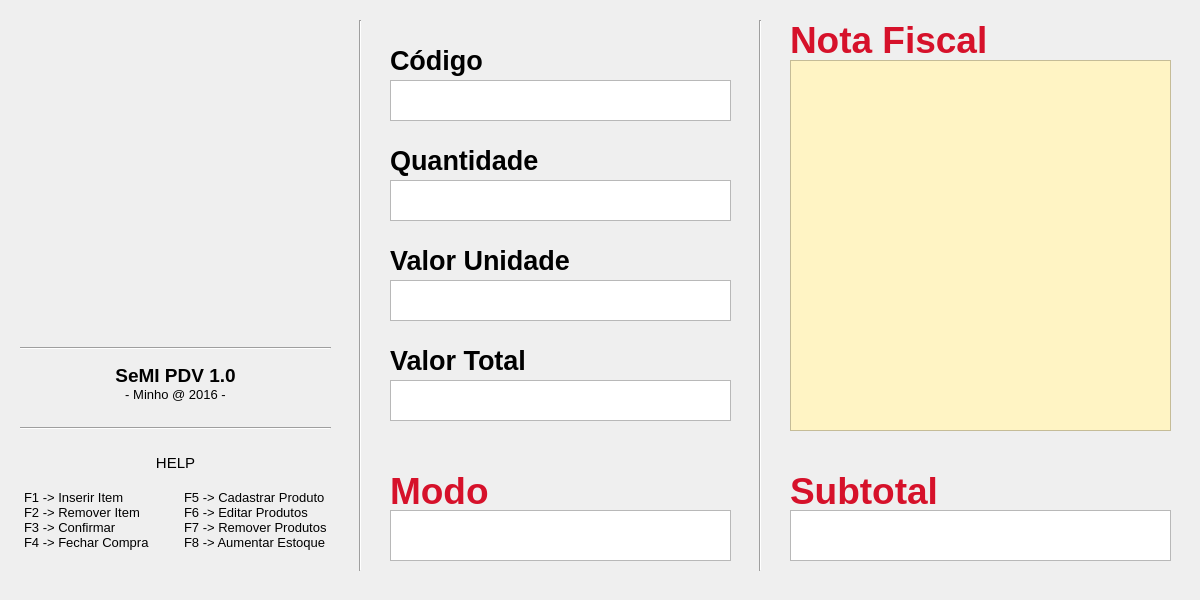
This is MainWindow.ui in TioMinho/SeMI_PDV as Qt 5 draws it before an edit. The edited form follows.
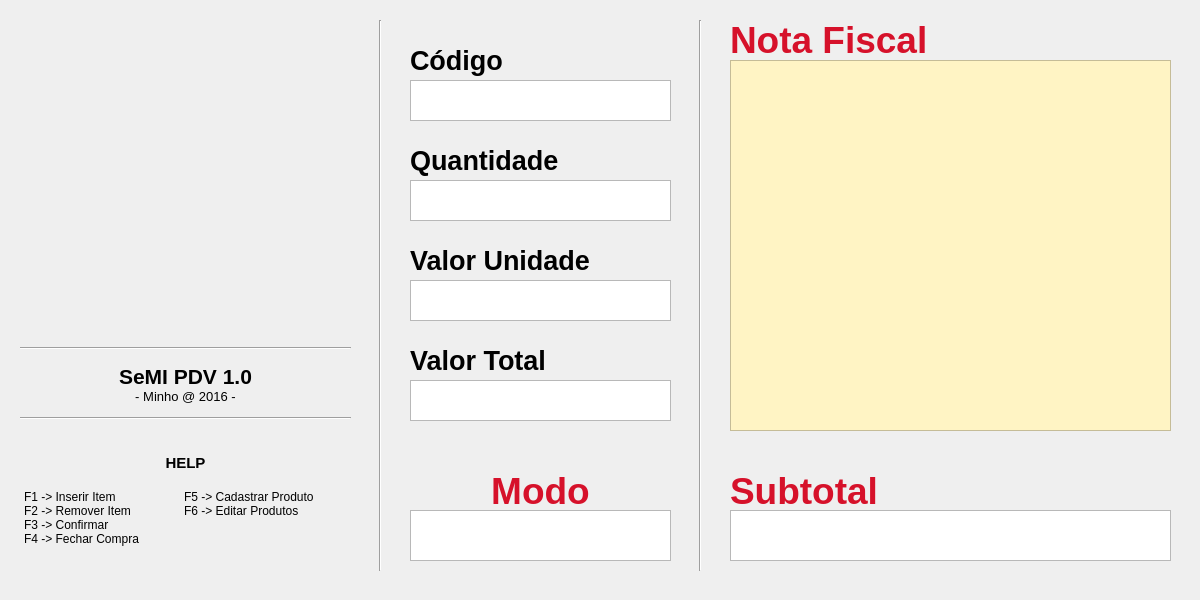
This is the edited form. Icons and pictures are not drawn.

```diff
--- a/MainWindow.ui
+++ b/MainWindow.ui
@@ -17,9 +17,9 @@
    <widget class="QTextEdit" name="notaFiscalText">
     <property name="geometry">
      <rect>
-      <x>790</x>
+      <x>730</x>
       <y>60</y>
-      <width>381</width>
+      <width>441</width>
       <height>371</height>
      </rect>
     </property>
@@ -29,13 +29,20 @@
     <property name="readOnly">
      <bool>true</bool>
     </property>
+    <property name="html">
+     <string>&lt;!DOCTYPE HTML PUBLIC &quot;-//W3C//DTD HTML 4.0//EN&quot; &quot;http://www.w3.org/TR/REC-html40/strict.dtd&quot;&gt;
+&lt;html&gt;&lt;head&gt;&lt;meta name=&quot;qrichtext&quot; content=&quot;1&quot; /&gt;&lt;style type=&quot;text/css&quot;&gt;
+p, li { white-space: pre-wrap; }
+&lt;/style&gt;&lt;/head&gt;&lt;body style=&quot; font-family:'Sans Serif'; font-size:9pt; font-weight:400; font-style:normal;&quot;&gt;
+&lt;p style=&quot;-qt-paragraph-type:empty; margin-top:0px; margin-bottom:0px; margin-left:0px; margin-right:0px; -qt-block-indent:0; text-indent:0px;&quot;&gt;&lt;br /&gt;&lt;/p&gt;&lt;/body&gt;&lt;/html&gt;</string>
+    </property>
    </widget>
    <widget class="QLabel" name="notaFiscalLabel">
     <property name="geometry">
      <rect>
-      <x>790</x>
+      <x>730</x>
       <y>19</y>
-      <width>211</width>
+      <width>401</width>
       <height>41</height>
      </rect>
     </property>
@@ -46,9 +53,9 @@
    <widget class="QLabel" name="subtotalLabel">
     <property name="geometry">
      <rect>
-      <x>790</x>
+      <x>730</x>
       <y>470</y>
-      <width>211</width>
+      <width>441</width>
       <height>41</height>
      </rect>
     </property>
@@ -59,9 +66,9 @@
    <widget class="QTextEdit" name="subtotalText">
     <property name="geometry">
      <rect>
-      <x>790</x>
+      <x>730</x>
       <y>510</y>
-      <width>381</width>
+      <width>441</width>
       <height>51</height>
      </rect>
     </property>
@@ -72,11 +79,18 @@
     <property name="readOnly">
      <bool>true</bool>
     </property>
+    <property name="html">
+     <string>&lt;!DOCTYPE HTML PUBLIC &quot;-//W3C//DTD HTML 4.0//EN&quot; &quot;http://www.w3.org/TR/REC-html40/strict.dtd&quot;&gt;
+&lt;html&gt;&lt;head&gt;&lt;meta name=&quot;qrichtext&quot; content=&quot;1&quot; /&gt;&lt;style type=&quot;text/css&quot;&gt;
+p, li { white-space: pre-wrap; }
+&lt;/style&gt;&lt;/head&gt;&lt;body style=&quot; font-family:'Sans Serif'; font-size:9pt; font-weight:400; font-style:normal;&quot;&gt;
+&lt;p align=&quot;right&quot; style=&quot;-qt-paragraph-type:empty; margin-top:0px; margin-bottom:0px; margin-left:0px; margin-right:0px; -qt-block-indent:0; text-indent:0px;&quot;&gt;&lt;br /&gt;&lt;/p&gt;&lt;/body&gt;&lt;/html&gt;</string>
+    </property>
    </widget>
    <widget class="Line" name="line4">
     <property name="geometry">
      <rect>
-      <x>750</x>
+      <x>690</x>
       <y>20</y>
       <width>20</width>
       <height>551</height>
@@ -89,12 +103,22 @@
    <widget class="QTextEdit" name="codigoText">
     <property name="geometry">
      <rect>
-      <x>390</x>
+      <x>410</x>
       <y>80</y>
-      <width>341</width>
+      <width>261</width>
       <height>41</height>
      </rect>
     </property>
+    <property name="readOnly">
+     <bool>true</bool>
+    </property>
+    <property name="html">
+     <string>&lt;!DOCTYPE HTML PUBLIC &quot;-//W3C//DTD HTML 4.0//EN&quot; &quot;http://www.w3.org/TR/REC-html40/strict.dtd&quot;&gt;
+&lt;html&gt;&lt;head&gt;&lt;meta name=&quot;qrichtext&quot; content=&quot;1&quot; /&gt;&lt;style type=&quot;text/css&quot;&gt;
+p, li { white-space: pre-wrap; }
+&lt;/style&gt;&lt;/head&gt;&lt;body style=&quot; font-family:'Sans Serif'; font-size:9pt; font-weight:400; font-style:normal;&quot;&gt;
+&lt;p align=&quot;right&quot; style=&quot;-qt-paragraph-type:empty; margin-top:0px; margin-bottom:0px; margin-left:0px; margin-right:0px; -qt-block-indent:0; text-indent:0px;&quot;&gt;&lt;br /&gt;&lt;/p&gt;&lt;/body&gt;&lt;/html&gt;</string>
+    </property>
     <property name="textInteractionFlags">
      <set>Qt::TextEditable|Qt::TextSelectableByKeyboard</set>
     </property>
@@ -102,9 +126,9 @@
    <widget class="QLabel" name="codigoLabel">
     <property name="geometry">
      <rect>
-      <x>390</x>
+      <x>410</x>
       <y>40</y>
-      <width>211</width>
+      <width>261</width>
       <height>41</height>
      </rect>
     </property>
@@ -115,9 +139,9 @@
    <widget class="QLabel" name="qtdLabel">
     <property name="geometry">
      <rect>
-      <x>390</x>
+      <x>410</x>
       <y>140</y>
-      <width>211</width>
+      <width>261</width>
       <height>41</height>
      </rect>
     </property>
@@ -128,12 +152,22 @@
    <widget class="QTextEdit" name="qtdText">
     <property name="geometry">
      <rect>
-      <x>390</x>
+      <x>410</x>
       <y>180</y>
-      <width>341</width>
+      <width>261</width>
       <height>41</height>
      </rect>
     </property>
+    <property name="readOnly">
+     <bool>true</bool>
+    </property>
+    <property name="html">
+     <string>&lt;!DOCTYPE HTML PUBLIC &quot;-//W3C//DTD HTML 4.0//EN&quot; &quot;http://www.w3.org/TR/REC-html40/strict.dtd&quot;&gt;
+&lt;html&gt;&lt;head&gt;&lt;meta name=&quot;qrichtext&quot; content=&quot;1&quot; /&gt;&lt;style type=&quot;text/css&quot;&gt;
+p, li { white-space: pre-wrap; }
+&lt;/style&gt;&lt;/head&gt;&lt;body style=&quot; font-family:'Sans Serif'; font-size:9pt; font-weight:400; font-style:normal;&quot;&gt;
+&lt;p align=&quot;right&quot; style=&quot;-qt-paragraph-type:empty; margin-top:0px; margin-bottom:0px; margin-left:0px; margin-right:0px; -qt-block-indent:0; text-indent:0px;&quot;&gt;&lt;br /&gt;&lt;/p&gt;&lt;/body&gt;&lt;/html&gt;</string>
+    </property>
     <property name="textInteractionFlags">
      <set>Qt::TextEditable|Qt::TextSelectableByKeyboard</set>
     </property>
@@ -141,9 +175,9 @@
    <widget class="QLabel" name="unitValueLabel">
     <property name="geometry">
      <rect>
-      <x>390</x>
+      <x>410</x>
       <y>240</y>
-      <width>211</width>
+      <width>261</width>
       <height>41</height>
      </rect>
     </property>
@@ -154,22 +188,29 @@
    <widget class="QTextEdit" name="unitValueText">
     <property name="geometry">
      <rect>
-      <x>390</x>
+      <x>410</x>
       <y>280</y>
-      <width>341</width>
+      <width>261</width>
       <height>41</height>
      </rect>
     </property>
     <property name="readOnly">
      <bool>true</bool>
     </property>
+    <property name="html">
+     <string>&lt;!DOCTYPE HTML PUBLIC &quot;-//W3C//DTD HTML 4.0//EN&quot; &quot;http://www.w3.org/TR/REC-html40/strict.dtd&quot;&gt;
+&lt;html&gt;&lt;head&gt;&lt;meta name=&quot;qrichtext&quot; content=&quot;1&quot; /&gt;&lt;style type=&quot;text/css&quot;&gt;
+p, li { white-space: pre-wrap; }
+&lt;/style&gt;&lt;/head&gt;&lt;body style=&quot; font-family:'Sans Serif'; font-size:9pt; font-weight:400; font-style:normal;&quot;&gt;
+&lt;p align=&quot;right&quot; style=&quot;-qt-paragraph-type:empty; margin-top:0px; margin-bottom:0px; margin-left:0px; margin-right:0px; -qt-block-indent:0; text-indent:0px;&quot;&gt;&lt;br /&gt;&lt;/p&gt;&lt;/body&gt;&lt;/html&gt;</string>
+    </property>
    </widget>
    <widget class="QLabel" name="totalValueLabel">
     <property name="geometry">
      <rect>
-      <x>390</x>
+      <x>410</x>
       <y>340</y>
-      <width>211</width>
+      <width>261</width>
       <height>41</height>
      </rect>
     </property>
@@ -180,22 +221,29 @@
    <widget class="QTextEdit" name="totalValueText">
     <property name="geometry">
      <rect>
-      <x>390</x>
+      <x>410</x>
       <y>380</y>
-      <width>341</width>
+      <width>261</width>
       <height>41</height>
      </rect>
     </property>
     <property name="readOnly">
      <bool>true</bool>
     </property>
+    <property name="html">
+     <string>&lt;!DOCTYPE HTML PUBLIC &quot;-//W3C//DTD HTML 4.0//EN&quot; &quot;http://www.w3.org/TR/REC-html40/strict.dtd&quot;&gt;
+&lt;html&gt;&lt;head&gt;&lt;meta name=&quot;qrichtext&quot; content=&quot;1&quot; /&gt;&lt;style type=&quot;text/css&quot;&gt;
+p, li { white-space: pre-wrap; }
+&lt;/style&gt;&lt;/head&gt;&lt;body style=&quot; font-family:'Sans Serif'; font-size:9pt; font-weight:400; font-style:normal;&quot;&gt;
+&lt;p align=&quot;right&quot; style=&quot;-qt-paragraph-type:empty; margin-top:0px; margin-bottom:0px; margin-left:0px; margin-right:0px; -qt-block-indent:0; text-indent:0px;&quot;&gt;&lt;br /&gt;&lt;/p&gt;&lt;/body&gt;&lt;/html&gt;</string>
+    </property>
    </widget>
    <widget class="QTextEdit" name="modoText">
     <property name="geometry">
      <rect>
-      <x>390</x>
+      <x>410</x>
       <y>510</y>
-      <width>341</width>
+      <width>261</width>
       <height>51</height>
      </rect>
     </property>
@@ -205,24 +253,31 @@
     <property name="readOnly">
      <bool>true</bool>
     </property>
+    <property name="html">
+     <string>&lt;!DOCTYPE HTML PUBLIC &quot;-//W3C//DTD HTML 4.0//EN&quot; &quot;http://www.w3.org/TR/REC-html40/strict.dtd&quot;&gt;
+&lt;html&gt;&lt;head&gt;&lt;meta name=&quot;qrichtext&quot; content=&quot;1&quot; /&gt;&lt;style type=&quot;text/css&quot;&gt;
+p, li { white-space: pre-wrap; }
+&lt;/style&gt;&lt;/head&gt;&lt;body style=&quot; font-family:'Sans Serif'; font-size:9pt; font-weight:400; font-style:normal;&quot;&gt;
+&lt;p align=&quot;center&quot; style=&quot;-qt-paragraph-type:empty; margin-top:0px; margin-bottom:0px; margin-left:0px; margin-right:0px; -qt-block-indent:0; text-indent:0px;&quot;&gt;&lt;br /&gt;&lt;/p&gt;&lt;/body&gt;&lt;/html&gt;</string>
+    </property>
    </widget>
    <widget class="QLabel" name="modoLabel">
     <property name="geometry">
      <rect>
-      <x>390</x>
+      <x>410</x>
       <y>470</y>
-      <width>171</width>
+      <width>261</width>
       <height>41</height>
      </rect>
     </property>
     <property name="text">
-     <string>&lt;html&gt;&lt;head/&gt;&lt;body&gt;&lt;p&gt;&lt;span style=&quot; font-size:28pt; font-weight:600; color:#d6112a;&quot;&gt;Modo&lt;/span&gt;&lt;/p&gt;&lt;/body&gt;&lt;/html&gt;</string>
+     <string>&lt;html&gt;&lt;head/&gt;&lt;body&gt;&lt;p align=&quot;center&quot;&gt;&lt;span style=&quot; font-size:28pt; font-weight:600; color:#d6112a;&quot;&gt;Modo&lt;/span&gt;&lt;/p&gt;&lt;/body&gt;&lt;/html&gt;</string>
     </property>
    </widget>
    <widget class="Line" name="line3">
     <property name="geometry">
      <rect>
-      <x>350</x>
+      <x>370</x>
       <y>20</y>
       <width>20</width>
       <height>551</height>
@@ -256,7 +311,7 @@
      <rect>
       <x>20</x>
       <y>340</y>
-      <width>311</width>
+      <width>331</width>
       <height>16</height>
      </rect>
     </property>
@@ -269,7 +324,7 @@
      <rect>
       <x>20</x>
       <y>450</y>
-      <width>311</width>
+      <width>331</width>
       <height>121</height>
      </rect>
     </property>
@@ -289,13 +344,13 @@
      <string>&lt;!DOCTYPE HTML PUBLIC &quot;-//W3C//DTD HTML 4.0//EN&quot; &quot;http://www.w3.org/TR/REC-html40/strict.dtd&quot;&gt;
 &lt;html&gt;&lt;head&gt;&lt;meta name=&quot;qrichtext&quot; content=&quot;1&quot; /&gt;&lt;style type=&quot;text/css&quot;&gt;
 p, li { white-space: pre-wrap; }
-&lt;/style&gt;&lt;/head&gt;&lt;body style=&quot; font-family:'Cantarell'; font-size:11pt; font-weight:400; font-style:normal;&quot;&gt;
-&lt;p align=&quot;center&quot; style=&quot; margin-top:0px; margin-bottom:0px; margin-left:0px; margin-right:0px; -qt-block-indent:0; text-indent:0px;&quot;&gt;HELP&lt;/p&gt;
-&lt;p align=&quot;center&quot; style=&quot;-qt-paragraph-type:empty; margin-top:0px; margin-bottom:0px; margin-left:0px; margin-right:0px; -qt-block-indent:0; text-indent:0px;&quot;&gt;&lt;br /&gt;&lt;/p&gt;
-&lt;p style=&quot; margin-top:0px; margin-bottom:0px; margin-left:0px; margin-right:0px; -qt-block-indent:0; text-indent:0px;&quot;&gt;&lt;span style=&quot; font-size:10pt;&quot;&gt;F1 -&amp;gt; Inserir Item	F5 -&amp;gt; Cadastrar Produto&lt;/span&gt;&lt;/p&gt;
-&lt;p style=&quot; margin-top:0px; margin-bottom:0px; margin-left:0px; margin-right:0px; -qt-block-indent:0; text-indent:0px;&quot;&gt;&lt;span style=&quot; font-size:10pt;&quot;&gt;F2 -&amp;gt; Remover Item	F6 -&amp;gt; Editar Produtos&lt;/span&gt;&lt;/p&gt;
-&lt;p style=&quot; margin-top:0px; margin-bottom:0px; margin-left:0px; margin-right:0px; -qt-block-indent:0; text-indent:0px;&quot;&gt;&lt;span style=&quot; font-size:10pt;&quot;&gt;F3 -&amp;gt; Confirmar	F7 -&amp;gt; Remover Produtos&lt;/span&gt;&lt;/p&gt;
-&lt;p style=&quot; margin-top:0px; margin-bottom:0px; margin-left:0px; margin-right:0px; -qt-block-indent:0; text-indent:0px;&quot;&gt;&lt;span style=&quot; font-size:10pt;&quot;&gt;F4 -&amp;gt; Fechar Compra	F8 -&amp;gt; Aumentar Estoque&lt;/span&gt;&lt;/p&gt;&lt;/body&gt;&lt;/html&gt;</string>
+&lt;/style&gt;&lt;/head&gt;&lt;body style=&quot; font-family:'Sans Serif'; font-size:9pt; font-weight:400; font-style:normal;&quot;&gt;
+&lt;p align=&quot;center&quot; style=&quot; margin-top:0px; margin-bottom:0px; margin-left:0px; margin-right:0px; -qt-block-indent:0; text-indent:0px;&quot;&gt;&lt;span style=&quot; font-family:'Cantarell'; font-size:11pt; font-weight:600;&quot;&gt;HELP&lt;/span&gt;&lt;/p&gt;
+&lt;p align=&quot;center&quot; style=&quot;-qt-paragraph-type:empty; margin-top:0px; margin-bottom:0px; margin-left:0px; margin-right:0px; -qt-block-indent:0; text-indent:0px; font-family:'Cantarell'; font-size:11pt;&quot;&gt;&lt;br /&gt;&lt;/p&gt;
+&lt;p style=&quot; margin-top:0px; margin-bottom:0px; margin-left:0px; margin-right:0px; -qt-block-indent:0; text-indent:0px;&quot;&gt;&lt;span style=&quot; font-family:'Cantarell';&quot;&gt;F1 -&amp;gt; Inserir Item	F5 -&amp;gt; Cadastrar Produto&lt;/span&gt;&lt;/p&gt;
+&lt;p style=&quot; margin-top:0px; margin-bottom:0px; margin-left:0px; margin-right:0px; -qt-block-indent:0; text-indent:0px;&quot;&gt;&lt;span style=&quot; font-family:'Cantarell';&quot;&gt;F2 -&amp;gt; Remover Item	F6 -&amp;gt; Editar Produtos&lt;/span&gt;&lt;/p&gt;
+&lt;p style=&quot; margin-top:0px; margin-bottom:0px; margin-left:0px; margin-right:0px; -qt-block-indent:0; text-indent:0px;&quot;&gt;&lt;span style=&quot; font-family:'Cantarell';&quot;&gt;F3 -&amp;gt; Confirmar	&lt;/span&gt;&lt;/p&gt;
+&lt;p style=&quot; margin-top:0px; margin-bottom:0px; margin-left:0px; margin-right:0px; -qt-block-indent:0; text-indent:0px;&quot;&gt;&lt;span style=&quot; font-family:'Cantarell';&quot;&gt;F4 -&amp;gt; Fechar Compra	&lt;/span&gt;&lt;/p&gt;&lt;/body&gt;&lt;/html&gt;</string>
     </property>
    </widget>
    <widget class="QTextBrowser" name="softwareTitle">
@@ -303,7 +358,7 @@
      <rect>
       <x>20</x>
       <y>360</y>
-      <width>311</width>
+      <width>331</width>
       <height>51</height>
      </rect>
     </property>
@@ -323,17 +378,17 @@
      <string>&lt;!DOCTYPE HTML PUBLIC &quot;-//W3C//DTD HTML 4.0//EN&quot; &quot;http://www.w3.org/TR/REC-html40/strict.dtd&quot;&gt;
 &lt;html&gt;&lt;head&gt;&lt;meta name=&quot;qrichtext&quot; content=&quot;1&quot; /&gt;&lt;style type=&quot;text/css&quot;&gt;
 p, li { white-space: pre-wrap; }
-&lt;/style&gt;&lt;/head&gt;&lt;body style=&quot; font-family:'Cantarell'; font-size:11pt; font-weight:400; font-style:normal;&quot;&gt;
-&lt;p align=&quot;center&quot; style=&quot; margin-top:0px; margin-bottom:0px; margin-left:0px; margin-right:0px; -qt-block-indent:0; text-indent:0px;&quot;&gt;&lt;span style=&quot; font-size:14pt; font-weight:600;&quot;&gt;SeMI PDV 1.0&lt;/span&gt;&lt;/p&gt;
-&lt;p align=&quot;center&quot; style=&quot; margin-top:0px; margin-bottom:0px; margin-left:0px; margin-right:0px; -qt-block-indent:0; text-indent:0px;&quot;&gt;&lt;span style=&quot; font-size:10pt;&quot;&gt;- Minho @ 2016 -&lt;/span&gt;&lt;/p&gt;&lt;/body&gt;&lt;/html&gt;</string>
+&lt;/style&gt;&lt;/head&gt;&lt;body style=&quot; font-family:'Sans Serif'; font-size:9pt; font-weight:400; font-style:normal;&quot;&gt;
+&lt;p align=&quot;center&quot; style=&quot; margin-top:0px; margin-bottom:0px; margin-left:0px; margin-right:0px; -qt-block-indent:0; text-indent:0px;&quot;&gt;&lt;span style=&quot; font-family:'Cantarell'; font-size:16pt; font-weight:600;&quot;&gt;SeMI PDV 1.0&lt;/span&gt;&lt;/p&gt;
+&lt;p align=&quot;center&quot; style=&quot; margin-top:0px; margin-bottom:0px; margin-left:0px; margin-right:0px; -qt-block-indent:0; text-indent:0px;&quot;&gt;&lt;span style=&quot; font-family:'Cantarell'; font-size:10pt;&quot;&gt;- Minho @ 2016 -&lt;/span&gt;&lt;/p&gt;&lt;/body&gt;&lt;/html&gt;</string>
     </property>
    </widget>
    <widget class="Line" name="line2">
     <property name="geometry">
      <rect>
       <x>20</x>
-      <y>420</y>
-      <width>311</width>
+      <y>410</y>
+      <width>331</width>
       <height>16</height>
      </rect>
     </property>
```
Left out of the diff: 48 changed lines with no effect on the pictures.
